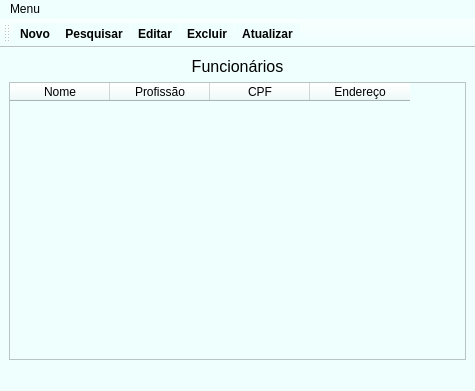
Above: view/mainwindow.ui from Kaesinasprod/Sistema-de-Funcionarios before the change. Below: the same form after it.
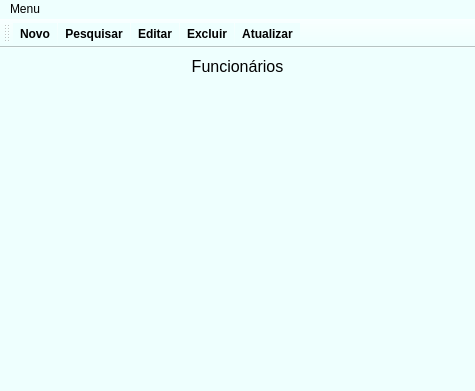
That is the form after the change. Icons and pictures are not drawn.

```diff
--- a/view/mainwindow.ui
+++ b/view/mainwindow.ui
@@ -18,30 +18,6 @@
   </property>
   <widget class="QWidget" name="centralwidget">
    <layout class="QGridLayout" name="gridLayout">
-    <item row="1" column="0">
-     <widget class="QTableWidget" name="tableWidget">
-      <column>
-       <property name="text">
-        <string>Nome</string>
-       </property>
-      </column>
-      <column>
-       <property name="text">
-        <string>Profissão</string>
-       </property>
-      </column>
-      <column>
-       <property name="text">
-        <string>CPF</string>
-       </property>
-      </column>
-      <column>
-       <property name="text">
-        <string>Endereço</string>
-       </property>
-      </column>
-     </widget>
-    </item>
     <item row="0" column="0">
      <widget class="QLabel" name="label">
       <property name="text">
@@ -49,6 +25,13 @@
       </property>
      </widget>
     </item>
+    <item row="1" column="0">
+     <widget class="QStackedWidget" name="painel">
+      <property name="currentIndex">
+       <number>-1</number>
+      </property>
+     </widget>
+    </item>
    </layout>
   </widget>
   <widget class="QMenuBar" name="menubar">
```
Left out of the diff: 20 changed lines with no effect on the pictures.
